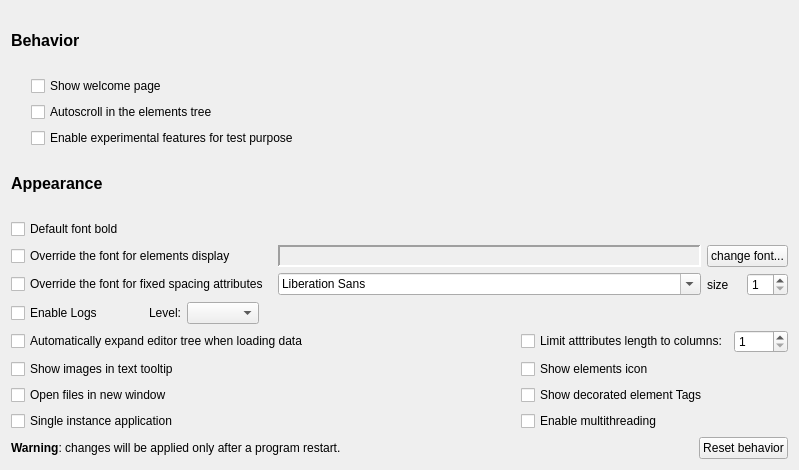
First picture: the form in src/config/configurationgeneraloptions.ui, repository lbellonda/qxmledit, before the edit.
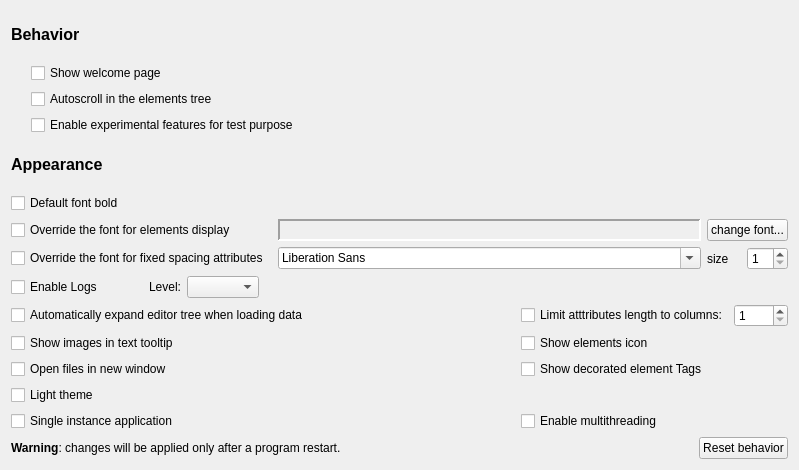
Second picture: the form after the edit.

```diff
--- a/src/config/configurationgeneraloptions.ui
+++ b/src/config/configurationgeneraloptions.ui
@@ -258,7 +258,7 @@
        </property>
       </widget>
      </item>
-     <item row="3" column="0">
+     <item row="4" column="0">
       <widget class="QCheckBox" name="cbSingleInstance">
        <property name="text">
         <string>Single instance application</string>
@@ -279,13 +279,20 @@
        </property>
       </widget>
      </item>
-     <item row="3" column="1">
+     <item row="4" column="1">
       <widget class="QCheckBox" name="cbEnableMultiThreading">
        <property name="text">
         <string>Enable multithreading</string>
        </property>
       </widget>
      </item>
+     <item row="3" column="0">
+      <widget class="QCheckBox" name="cbLightTheme">
+       <property name="text">
+        <string>Light theme</string>
+       </property>
+      </widget>
+     </item>
     </layout>
    </item>
    <item>
```
